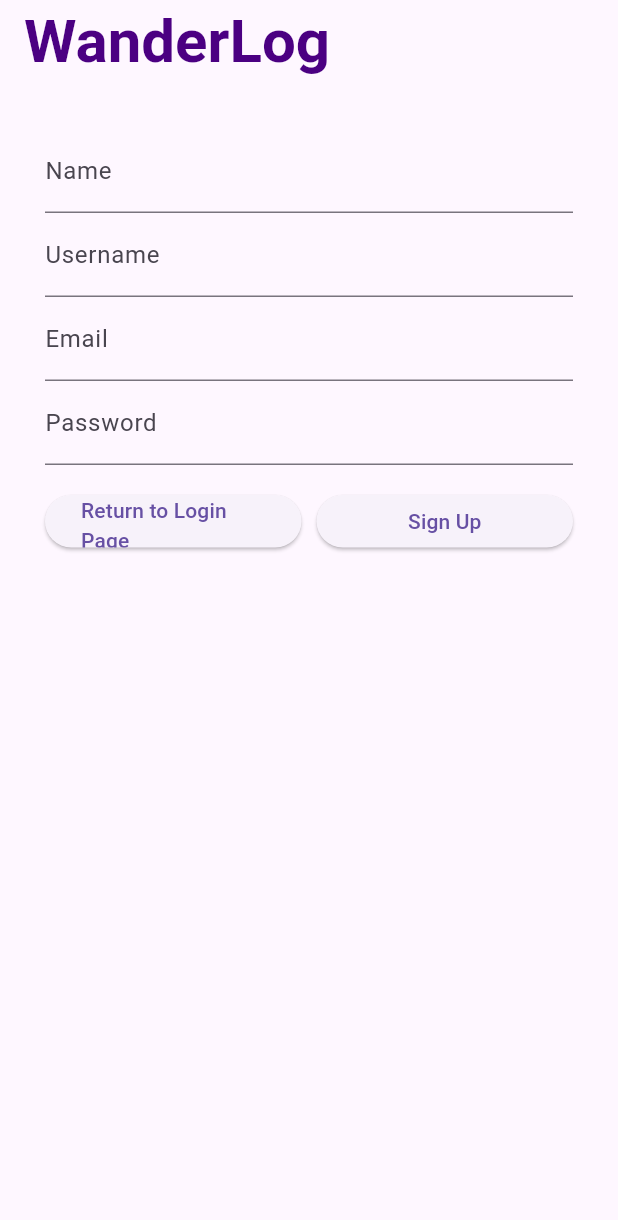
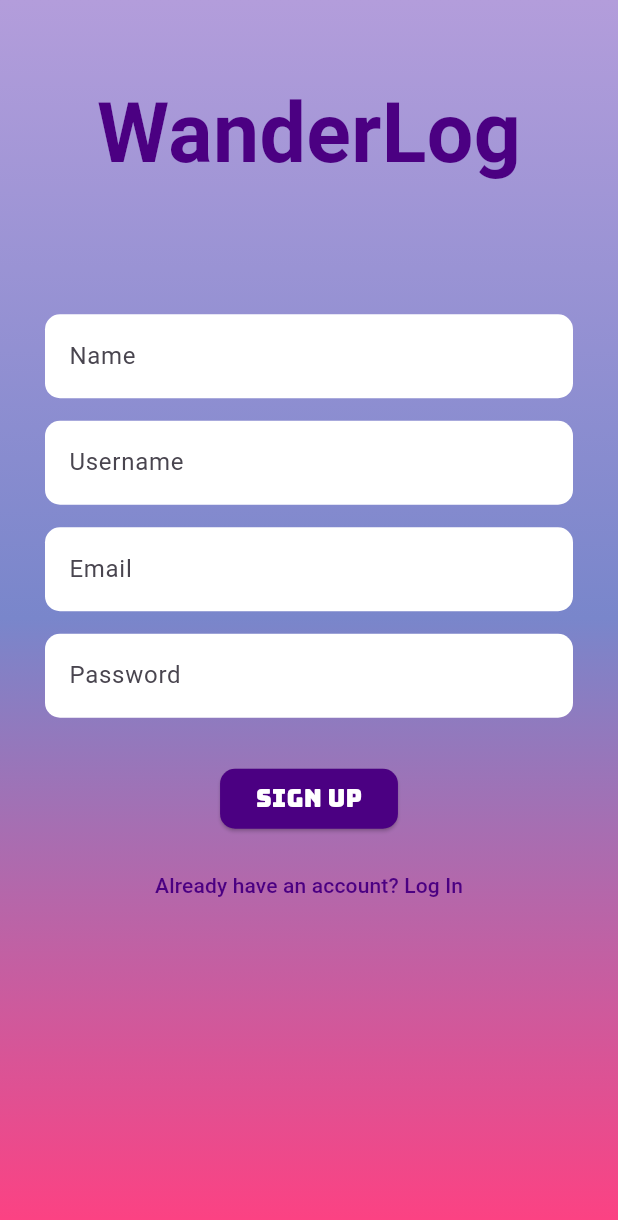
Before and after one commit to Ebrar-S/untitled_wanderLog, a Flutter app: the screen it shows after launch, after a tap on "Sign Up", on a phone screen of 412 x 824 dp. Shown: the top 1220 px of the screen. Run offline on Flutter 3.47's test engine with Material 3 defaults, Android fonts, the phone set to English and light mode, and no system bars; our stand-ins replace firebase_auth, firebase_core, flutter_map, google_fonts, latlong2; accounts and stored records are empty; network calls fail; Roboto replaces fonts that are missing (Agbalumo).

Commit message:
second style change

```diff
--- a/lib/screens/homepage.dart
+++ b/lib/screens/homepage.dart
@@ -16,8 +16,9 @@ class HomePage extends StatelessWidget {
             child: Column(
               crossAxisAlignment: CrossAxisAlignment.start,
               children: [
+
                 const Text(
-                  "Folders",
+                  "My Trips",
                   style: TextStyle(fontSize: 18, fontWeight: FontWeight.bold),
                 ),
                 const SizedBox(height: 8),
--- a/lib/screens/login.dart
+++ b/lib/screens/login.dart
@@ -74,12 +74,18 @@ class _LoginPageState extends State<LoginPage> {
                   width: double.infinity,
                   color:Colors.deepPurple[50],
                   child: Center(
+                    child: Hero(
+                      tag:'wanderlogLogo',
+                      child: Material(
+                        type: MaterialType.transparency,
                         child: Text(
                           'WanderLog',
                           style: GoogleFonts.agbalumo(
                             textStyle: const TextStyle(fontSize: 55,
                               fontWeight: FontWeight.bold,
                               color: Color(0xFF4B0082),)
+                          ),
+                        ),
                       ),
                     ),
                   ),
@@ -105,13 +111,22 @@ class _LoginPageState extends State<LoginPage> {
                     borderRadius: BorderRadius.vertical(
                       top: Radius.circular(isKeyboardOpen ? 0 : 30),
                     ),
+                    boxShadow: [
+                      BoxShadow(
+                        color: Colors.black.withOpacity(0.16), // Shadow color similar to FAB
+                        blurRadius: 10, // Less blur for sharper shadow
+                        spreadRadius: 1, // No spread to make it tight
+                        offset: const Offset(0, 4), // Shadow offset similar to FAB
+                      ),
+                    ],
                   ),
                   child: Padding(
                     padding: const EdgeInsets.symmetric(horizontal: 30.0, vertical: 20.0),
                     child: Form(
                       child: Column(
-                        mainAxisAlignment: MainAxisAlignment.center,
+                        mainAxisAlignment: MainAxisAlignment.start,
                         children: [
+                          SizedBox(height: 85),
                           TextFormField(
                             controller: _emailController,
                             decoration: InputDecoration(
--- a/lib/screens/mapscreen.dart
+++ b/lib/screens/mapscreen.dart
@@ -64,7 +64,7 @@ class _MapScreenState extends State<MapScreen> {
             child: SingleChildScrollView(
               scrollDirection: Axis.horizontal,
               child: Container(
-                margin: const EdgeInsets.symmetric(horizontal: 10),
+                margin: const EdgeInsets.symmetric(horizontal: 0),
                 padding: const EdgeInsets.all(8),
                 child: Row(
                   mainAxisAlignment: MainAxisAlignment.spaceEvenly,
--- a/lib/screens/register.dart
+++ b/lib/screens/register.dart
@@ -33,7 +33,8 @@ class _RegisterPageState extends State<RegisterPage> {
     } catch (e) {
       showDialog(
         context: context,
-        builder: (context) => AlertDialog(
+        builder: (context) =>
+            AlertDialog(
               title: const Text("Registration Failed"),
               content: Text(e.toString()),
               actions: [
@@ -59,87 +60,138 @@ class _RegisterPageState extends State<RegisterPage> {
   @override
   Widget build(BuildContext context) {
     return Scaffold(
-      appBar: AppBar(
-        title: Text(
+      body: LayoutBuilder(
+        builder: (context, constraints) {
+          return Stack(
+            children: [
+              // Full-screen gradient background
+              AnimatedContainer(
+                duration: const Duration(milliseconds: 0),
+                curve: Curves.easeInOut,
+                decoration: const BoxDecoration(
+                  gradient: LinearGradient(
+                    colors: [
+                      Color(0xFFB39DDB),
+                      Color(0xFF7986CB),
+                      Color(0xFFFF4081)
+                    ],
+                    begin: Alignment.topCenter,
+                    end: Alignment.bottomCenter,
+                  ),
+                ),
+                height: constraints.maxHeight,
+                width: constraints.maxWidth,
+              ),
+              // WanderLog Title with Hero animation
+              Align(
+                alignment: Alignment.topCenter,
+                child: Padding(
+                  padding: const EdgeInsets.only(top: 50.0),
+                  child: Hero(
+                    tag: 'wanderlogLogo',
+                    child: Material(
+                      type: MaterialType.transparency,
+                      child: Text(
                         'WanderLog',
                         style: GoogleFonts.agbalumo(
-              textStyle: const TextStyle(fontSize: 40,
+                          textStyle: const TextStyle(
+                            fontSize: 55,
                             fontWeight: FontWeight.bold,
-                color: Color(0xFF4B0082)
-              )
-          )
+                            color: Color(0xFF4B0082),
                           ),
                         ),
-      body: SingleChildScrollView(
-        child: Padding(
+                      ),
+                    ),
+                  ),
+                ),
+              ),
+              // Form Section
+              Center(
+                child: SingleChildScrollView(
                   padding: const EdgeInsets.all(30.0),
-          child: Form(
-            key: _formKey,
                   child: Column(
                     mainAxisAlignment: MainAxisAlignment.center,
                     children: [
                       TextFormField(
-                  decoration: const InputDecoration(labelText: 'Name'),
-                  validator: (value) {
-                    if (value == null || value.isEmpty) {
-                      return 'Please enter your name';
-                    }
-                    return null;
-                  },
-                  onSaved: (value) {
-                    _name = value;
-                  },
-                ),
-                TextFormField(
-                  decoration: const InputDecoration(labelText: 'Username'),
-                  validator: (value) {
-                    if (value == null || value.isEmpty) {
-                      return 'Please enter your username';
-                    }
-                    return null;
-                  },
-                  onSaved: (value) {
-                    _username = value;
-                  },
-                ),
-                TextFormField(
-                  controller: _emailController,
-                  decoration: const InputDecoration(labelText: 'Email'),
-                  keyboardType: TextInputType.emailAddress,
-                ),
-                TextFormField(
-                  controller: _passwordController,
-                  decoration: const InputDecoration(labelText: 'Password'),
-                  obscureText: true,
-                ),
-                const SizedBox(height: 20),
-                Row(
-                  children: [
-                    Expanded(
-                      child: SizedBox(
-                        height: 35,
-                        child: ElevatedButton(
-                          onPressed: _login,
-                          child: const Text('Return to Login Page'),
+                        decoration: const InputDecoration(
+                          labelText: 'Name',
+                          filled: true,
+                          fillColor: Colors.white,
+                          border: OutlineInputBorder(
+                            borderSide: BorderSide.none,
+                            borderRadius: BorderRadius.all(Radius.circular(10)),
                           ),
                         ),
                       ),
-                    const SizedBox(width: 10),
-                    Expanded(
-                      child: SizedBox(
-                        height: 35,
-                        child: ElevatedButton(
-                          onPressed: _register,
-                          child: const Text('Sign Up'),
+                      const SizedBox(height: 15),
+                      TextFormField(
+                        decoration: const InputDecoration(
+                          labelText: 'Username',
+                          filled: true,
+                          fillColor: Colors.white,
+                          border: OutlineInputBorder(
+                            borderSide: BorderSide.none,
+                            borderRadius: BorderRadius.all(Radius.circular(10)),
                           ),
                         ),
                       ),
-                  ],
+                      const SizedBox(height: 15),
+                      TextFormField(
+                        controller: _emailController,
+                        decoration: const InputDecoration(
+                          labelText: 'Email',
+                          filled: true,
+                          fillColor: Colors.white,
+                          border: OutlineInputBorder(
+                            borderSide: BorderSide.none,
+                            borderRadius: BorderRadius.all(Radius.circular(10)),
+                          ),
+                        ),
+                      ),
+                      const SizedBox(height: 15),
+                      TextFormField(
+                        controller: _passwordController,
+                        obscureText: true,
+                        decoration: const InputDecoration(
+                          labelText: 'Password',
+                          filled: true,
+                          fillColor: Colors.white,
+                          border: OutlineInputBorder(
+                            borderSide: BorderSide.none,
+                            borderRadius: BorderRadius.all(Radius.circular(10)),
+                          ),
+                        ),
+                      ),
+                      const SizedBox(height: 30),
+                      ElevatedButton(
+                        onPressed: _register,
+                        style: ElevatedButton.styleFrom(
+                          backgroundColor: const Color(0xFF4B0082),
+                          shape: RoundedRectangleBorder(
+                            borderRadius: BorderRadius.circular(10),
+                          ),
+                        ),
+                        child: Text(
+                            'Sign Up',
+                            style: GoogleFonts.bungee(
+                                textStyle: TextStyle(
+                                    fontSize: 16,
+                                    color: Colors.white))
+                        ),
+                      ),
+                      const SizedBox(height: 10),
+                      TextButton(
+                        onPressed: _login,
+                        child: const Text('Already have an account? Log In', style: TextStyle(
+                            color: Color(0xFF4B0082))),
                       ),
                     ],
                   ),
                 ),
               ),
+            ],
+          );
+        },
       ),
     );
   }
```
Also changed, not shown: pubspec.lock. Lines whose indentation alone changed are shown as unchanged.
